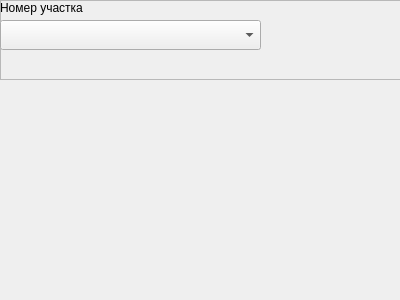
Qt form m_cfg/unitWidgets/widget_info_tablo.ui (xXRadioHeadXx/start7) before a commit.
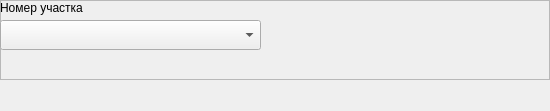
The same form after that commit.

The edit to the form file:
```diff
--- a/m_cfg/unitWidgets/widget_info_tablo.ui
+++ b/m_cfg/unitWidgets/widget_info_tablo.ui
@@ -6,8 +6,8 @@
    <rect>
     <x>0</x>
     <y>0</y>
-    <width>400</width>
-    <height>300</height>
+    <width>550</width>
+    <height>111</height>
    </rect>
   </property>
   <property name="windowTitle">
```
